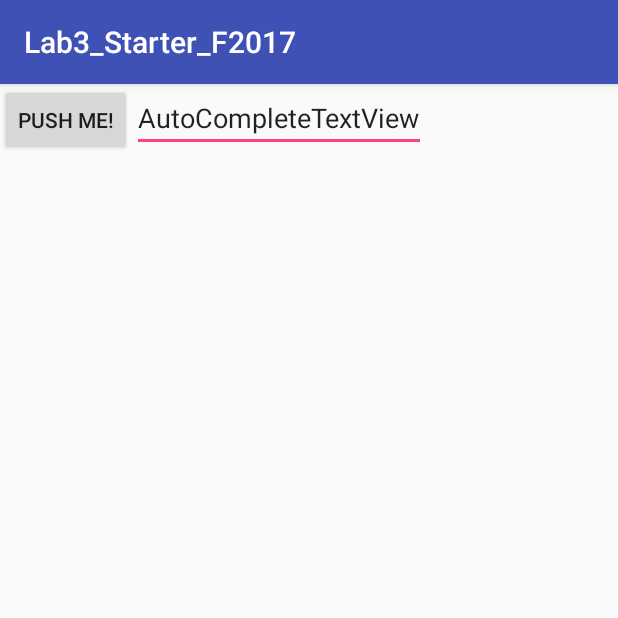
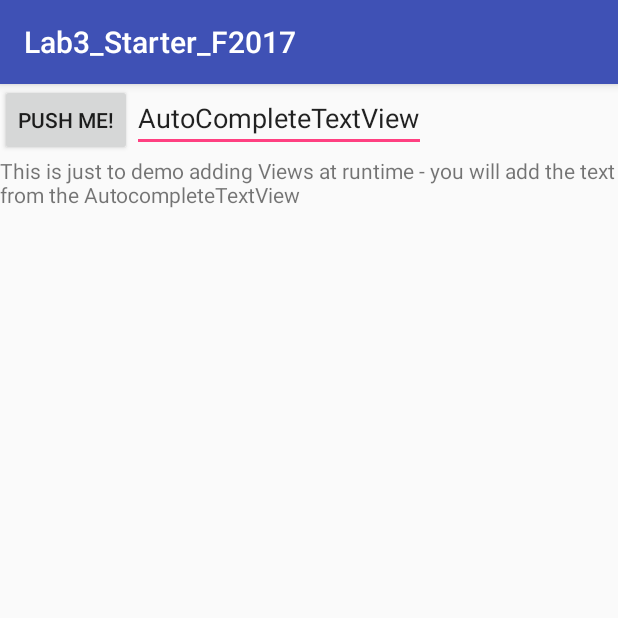
Before and after one commit to professormarek/Lab3_Starter_F2017, an Android app: the screen it shows after launch (MainActivity), on a phone screen of 412 x 824 dp, the top half of it. Run offline under Robolectric (Android 15) with nearby library versions, the phone set to English and light mode, and no system bars.

Commit message:
demonstrated adding a view to a layout dynamically at runtime

```diff
--- a/app/src/main/java/com/example/mareklaskowski/lab3_starter_f2017/MainActivity.java
+++ b/app/src/main/java/com/example/mareklaskowski/lab3_starter_f2017/MainActivity.java
@@ -2,6 +2,8 @@ package com.example.mareklaskowski.lab3_starter_f2017;
 
 import android.support.v7.app.AppCompatActivity;
 import android.os.Bundle;
+import android.widget.LinearLayout;
+import android.widget.TextView;
 
 public class MainActivity extends AppCompatActivity {
 
@@ -9,5 +11,26 @@ public class MainActivity extends AppCompatActivity {
     protected void onCreate(Bundle savedInstanceState) {
         super.onCreate(savedInstanceState);
         setContentView(R.layout.activity_main);
+
+        //This will demonstrate how to add a View dynamically to one of your LinearLayouts at runtime
+
+        //ex. create a new TextView and add it to your LinearLayout (vertical)
+        TextView tempText = new TextView(this);
+        tempText.setText("This is just to demo adding Views at runtime - you will add the text from the AutocompleteTextView");
+        //add it to our LinearLayout
+        //we must first get a reference to the LinearLayout...
+        LinearLayout linearLayout = (LinearLayout) findViewById(R.id.activity_main);
+        //before we add our TextView to the LinearLayout we need to specify some layout parameters..
+        //we do this through a helper class called LayoutParams
+        //LinearLayout.LayoutParams constructor arguments are (width suggestion, height suggestion)
+        LinearLayout.LayoutParams layoutParams = new LinearLayout.LayoutParams(LinearLayout.LayoutParams.MATCH_PARENT,
+                LinearLayout.LayoutParams.WRAP_CONTENT);
+        //add the new view (in this case a TextView) to the LinearLayout
+        linearLayout.addView(tempText, layoutParams);
+
+        //TODO: change the code so there is a button handler that adds TextViews in response to button clicks
+        //TODO: the text comes from the content the user entered into the AutoCompleteTextView
+        //TODO: populate the "dictionary" used by the AutoCompleteTextView using an ArrayAdapter for Strings
+
     }
 }
```
